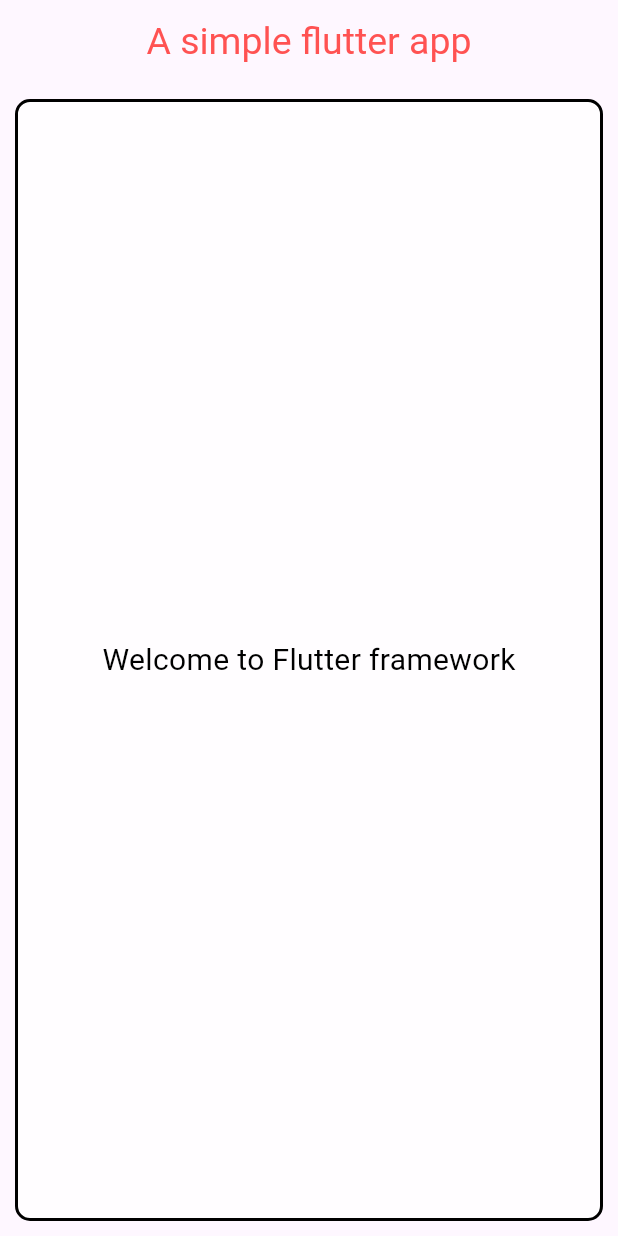
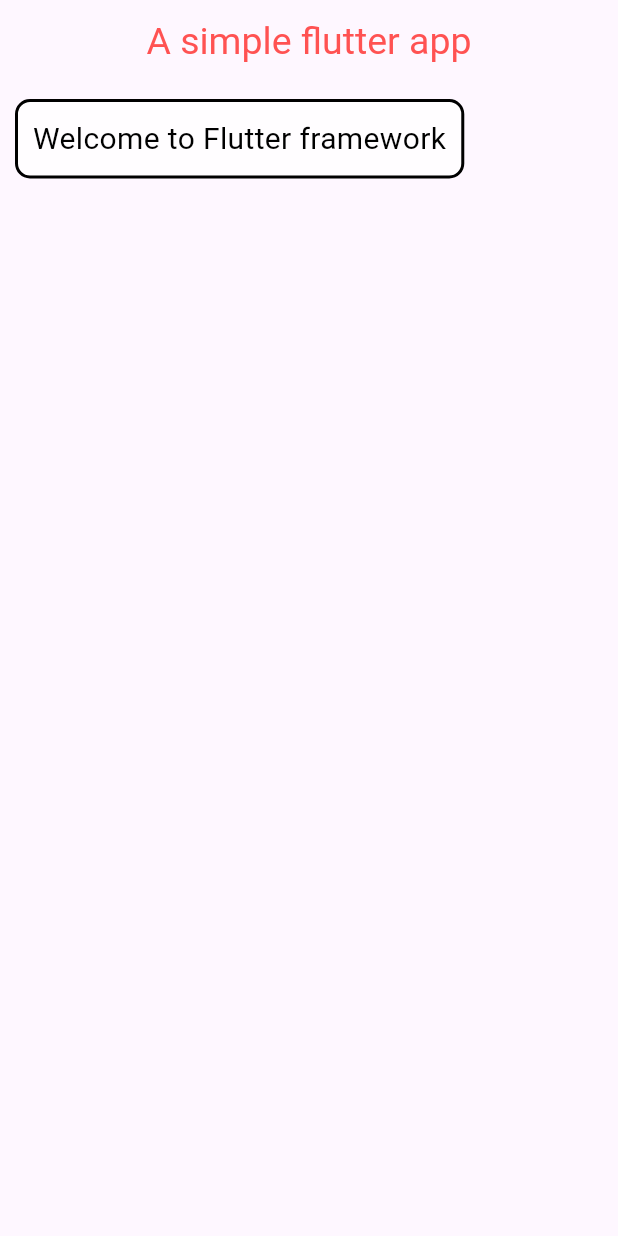
Before and after one commit to Majok-Bol/flutter_container, a Flutter app: the screen it shows after launch, on a phone screen of 412 x 824 dp. Run offline on Flutter 3.47's test engine with Material 3 defaults, Android fonts, the phone set to English and light mode, and no system bars.

Commit message:
centered the widget

```diff
--- a/lib/main.dart
+++ b/lib/main.dart
@@ -27,11 +27,11 @@ class MyApp extends StatelessWidget {
 
             borderRadius: BorderRadius.circular(10),
           ),
-          alignment: Alignment.center,
+          // alignment: Alignment.center,
           child: Text(
             'Welcome to Flutter framework',
             style: TextStyle(color: Colors.black, fontSize: 20),
-            // textAlign: TextAlign.center,
+            textAlign: TextAlign.center,
           ),
         ),
       ),
```
